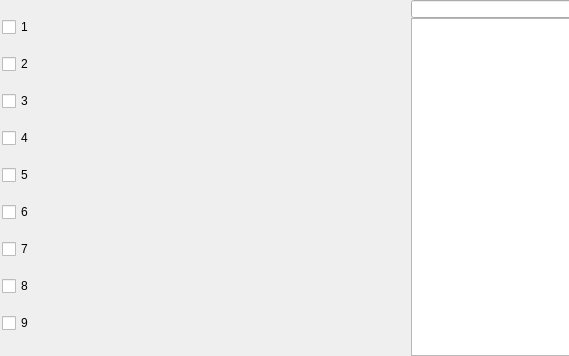
The window that Qt/qt4_sample_requester_widget.ui (kmatheussen/radium) describes before a commit, drawn with Qt 5; both pictures show x 0 to 569 and y 0 to 356 of the 821 by 356 pixel window.
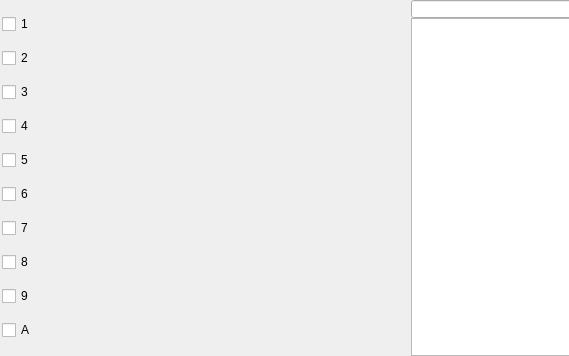
The same window after the commit.

Commit message: Room for one more sample browser bookmark button

```diff
--- a/Qt/qt4_sample_requester_widget.ui
+++ b/Qt/qt4_sample_requester_widget.ui
@@ -38,7 +38,7 @@
    <item>
     <layout class="QHBoxLayout" name="horizontalLayout">
      <item>
-      <layout class="QVBoxLayout" name="verticalLayout_2" stretch="0,0,0,0,0,0,0,0,0">
+      <layout class="QVBoxLayout" name="verticalLayout_2" stretch="0,0,0,0,0,0,0,0,0,0">
        <item>
         <widget class="QCheckBox" name="bookmark1">
          <property name="text">
@@ -129,6 +129,16 @@
          </attribute>
         </widget>
        </item>
+       <item>
+        <widget class="QCheckBox" name="bookmarkA">
+         <property name="text">
+          <string>A</string>
+         </property>
+         <attribute name="buttonGroup">
+          <string notr="true">buttonGroup</string>
+         </attribute>
+        </widget>
+       </item>
       </layout>
      </item>
      <item>
```
The commit also changes 1 other file.
